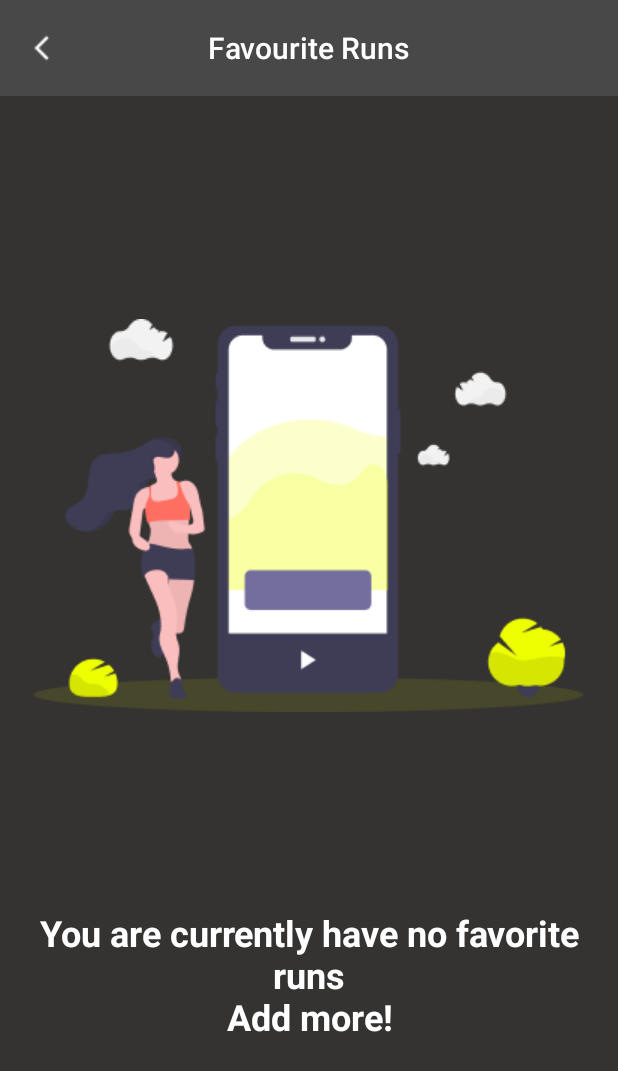
After one commit to Tracking-running-mobile-application/tracking-running-app, an Android app: the fragment NoFavouriteFragment shown on its own in the app's theme, on a phone screen of 412 x 824 dp. The commit adds this screen. Shown: the top 1071 px of the screen. Run offline under Robolectric (Android 15) with nearby library versions, the phone set to English and light mode, and no system bars.

Commit message:
Add No Favourite Fragment

```diff
--- /dev/null
+++ b/app/src/main/java/com/app/java/trackingrunningapp/ui/favorite/NoFavouriteFragment.kt
@@ -0,0 +1,19 @@
+package com.app.java.trackingrunningapp.ui.favorite
+
+import android.os.Bundle
+import android.view.LayoutInflater
+import android.view.View
+import android.view.ViewGroup
+import androidx.fragment.app.Fragment
+import com.app.java.trackingrunningapp.R
+
+class NoFavouriteFragment : Fragment() {
+
+    override fun onCreateView(
+        inflater: LayoutInflater, container: ViewGroup?,
+        savedInstanceState: Bundle?
+    ): View? {
+        // Inflate the layout for this fragment
+        return inflater.inflate(R.layout.fragment_nofavourite, container, false)
+    }
+}
--- /dev/null
+++ b/app/src/main/res/layout/fragment_nofavourite.xml
@@ -0,0 +1,64 @@
+<?xml version="1.0" encoding="utf-8"?>
+<androidx.constraintlayout.widget.ConstraintLayout xmlns:android="http://schemas.android.com/apk/res/android"
+    android:layout_width="match_parent"
+    android:layout_height="match_parent"
+    android:background="#353331"
+    xmlns:app="http://schemas.android.com/apk/res-auto">
+
+
+
+    <com.google.android.material.appbar.MaterialToolbar
+        android:id="@+id/materialToolbar"
+        android:layout_width="0dp"
+        android:layout_height="wrap_content"
+        android:background="#484848"
+        android:minHeight="?attr/actionBarSize"
+        app:layout_constraintEnd_toEndOf="parent"
+        app:layout_constraintStart_toStartOf="parent"
+        app:layout_constraintTop_toTopOf="parent">
+
+        <ImageView
+            android:id="@+id/backButton"
+            android:layout_width="wrap_content"
+            android:layout_height="wrap_content"
+            android:src="@drawable/ic_backbutton_white"
+            android:layout_gravity="start"/>
+
+
+        <TextView
+            android:layout_width="wrap_content"
+            android:layout_height="wrap_content"
+            android:layout_gravity="center"
+            android:text="@string/favourite_runs"
+            android:textAppearance="@style/TextAppearance.AppCompat.Title"
+            android:textColor="@color/white" />
+    </com.google.android.material.appbar.MaterialToolbar>
+
+    <ImageView
+        android:id="@+id/no_favourite_image"
+        android:layout_width="wrap_content"
+        android:layout_height="wrap_content"
+        android:src="@drawable/nofavourite"
+        app:layout_constraintBottom_toBottomOf="parent"
+        app:layout_constraintEnd_toEndOf="parent"
+        app:layout_constraintHorizontal_bias="0.488"
+        app:layout_constraintStart_toStartOf="parent"
+        app:layout_constraintTop_toBottomOf="@+id/materialToolbar"
+        app:layout_constraintVertical_bias="0.298" />
+
+    <TextView
+        android:id="@+id/no_favourite_text"
+        android:layout_width="match_parent"
+        android:layout_height="wrap_content"
+        android:gravity="center"
+        android:text="@string/no_favourite_text"
+        android:textColor="@color/white"
+        android:textSize="@dimen/text_size_title"
+        android:textStyle="bold"
+        app:layout_constraintBottom_toBottomOf="parent"
+        app:layout_constraintEnd_toEndOf="parent"
+        app:layout_constraintStart_toStartOf="parent"
+        app:layout_constraintTop_toBottomOf="@+id/no_favourite_image" />
+
+
+</androidx.constraintlayout.widget.ConstraintLayout>
--- a/app/src/main/res/layout/fragment_status.xml
+++ b/app/src/main/res/layout/fragment_status.xml
@@ -232,6 +232,8 @@
         app:layout_constraintStart_toStartOf="parent"
         app:layout_constraintTop_toTopOf="parent">
 
+
+
         <TextView
             android:layout_width="wrap_content"
             android:layout_height="wrap_content"
--- a/app/src/main/res/values/strings.xml
+++ b/app/src/main/res/values/strings.xml
@@ -10,4 +10,7 @@
     <string name="text_image">inch</string>
     <string name="text_kg">kg</string>
     <string name="text_lbs">lbs</string>
+
+    <string name="favourite_runs">Favourite Runs</string>
+    <string name="no_favourite_text">You are currently have no favorite runs\nAdd more!</string>
 </resources>
```
Also changed, not shown: app/src/main/res/drawable/ic_backbutton_white.png (added), app/src/main/res/drawable/nofavourite.png (added).
